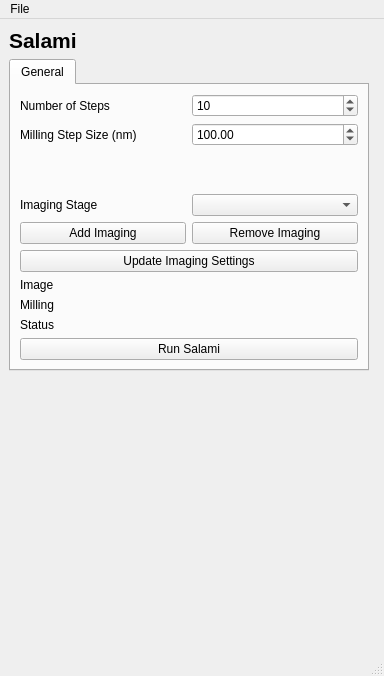
First picture: the form in salami/ui/qt/SalamiUI.ui, repository DeMarcoLab/salami, before the edit.
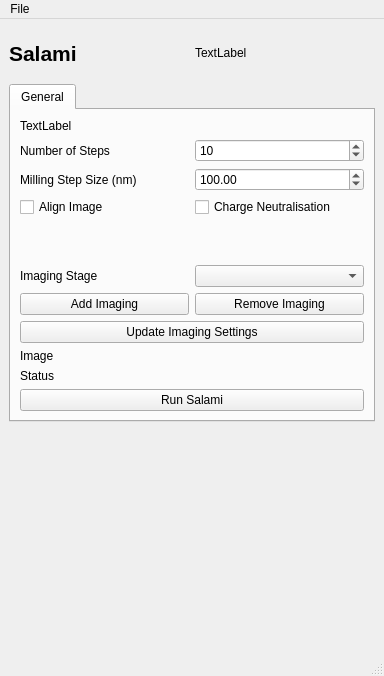
Second picture: the form after the edit.

```diff
--- a/salami/ui/qt/SalamiUI.ui
+++ b/salami/ui/qt/SalamiUI.ui
@@ -15,20 +15,14 @@
   </property>
   <widget class="QWidget" name="centralwidget">
    <layout class="QGridLayout" name="gridLayout">
-    <item row="8" column="0">
-     <spacer name="verticalSpacer">
-      <property name="orientation">
-       <enum>Qt::Vertical</enum>
+    <item row="2" column="0">
+     <widget class="QLabel" name="label_instructions">
+      <property name="text">
+       <string/>
       </property>
-      <property name="sizeHint" stdset="0">
-       <size>
-        <width>20</width>
-        <height>40</height>
-       </size>
-      </property>
-     </spacer>
+     </widget>
     </item>
-    <item row="0" column="0" colspan="2">
+    <item row="0" column="0">
      <widget class="QLabel" name="label_title">
       <property name="font">
        <font>
@@ -42,7 +36,20 @@
       </property>
      </widget>
     </item>
-    <item row="1" column="0">
+    <item row="0" column="1">
+     <widget class="QLabel" name="label_logo">
+      <property name="minimumSize">
+       <size>
+        <width>50</width>
+        <height>50</height>
+       </size>
+      </property>
+      <property name="text">
+       <string>TextLabel</string>
+      </property>
+     </widget>
+    </item>
+    <item row="1" column="0" colspan="2">
      <widget class="QTabWidget" name="tabWidget">
       <property name="currentIndex">
        <number>0</number>
@@ -61,85 +68,14 @@
         <string>General</string>
        </attribute>
        <layout class="QGridLayout" name="gridLayout_2">
-        <item row="8" column="0" colspan="2">
-         <widget class="QLabel" name="label_ui_status">
-          <property name="text">
-           <string>Status</string>
-          </property>
-         </widget>
-        </item>
-        <item row="3" column="1">
-         <widget class="QComboBox" name="comboBox_imaging"/>
-        </item>
-        <item row="3" column="0">
-         <widget class="QLabel" name="label_imaging_header">
-          <property name="text">
-           <string>Imaging Stage</string>
-          </property>
-         </widget>
-        </item>
-        <item row="4" column="1">
-         <widget class="QPushButton" name="pushButton_remove_imaging">
-          <property name="text">
-           <string>Remove Imaging</string>
-          </property>
-         </widget>
-        </item>
-        <item row="1" column="1">
-         <widget class="QDoubleSpinBox" name="doubleSpinBox_milling_step_size">
-          <property name="maximum">
-           <double>5000.000000000000000</double>
-          </property>
-          <property name="singleStep">
-           <double>1.000000000000000</double>
-          </property>
-          <property name="value">
-           <double>100.000000000000000</double>
-          </property>
-         </widget>
-        </item>
-        <item row="7" column="0" colspan="2">
-         <widget class="QLabel" name="label_milling">
-          <property name="text">
-           <string>Milling</string>
-          </property>
-         </widget>
-        </item>
-        <item row="0" column="1">
-         <widget class="QSpinBox" name="spinBox_n_steps">
-          <property name="minimum">
-           <number>1</number>
-          </property>
-          <property name="maximum">
-           <number>10000</number>
-          </property>
-          <property name="value">
-           <number>10</number>
-          </property>
-         </widget>
-        </item>
-        <item row="0" column="0">
-         <widget class="QLabel" name="label_n_steps">
-          <property name="text">
-           <string>Number of Steps</string>
-          </property>
-         </widget>
-        </item>
-        <item row="4" column="0">
-         <widget class="QPushButton" name="pushButton_add_imaging">
-          <property name="text">
-           <string>Add Imaging</string>
-          </property>
-         </widget>
-        </item>
-        <item row="1" column="0">
+        <item row="2" column="0">
          <widget class="QLabel" name="label_milling_step_size">
           <property name="text">
            <string>Milling Step Size (nm)</string>
           </property>
          </widget>
         </item>
-        <item row="2" column="0" colspan="2">
+        <item row="4" column="0" colspan="2">
          <spacer name="verticalSpacer_2">
           <property name="orientation">
            <enum>Qt::Vertical</enum>
@@ -152,31 +88,129 @@
           </property>
          </spacer>
         </item>
-        <item row="6" column="0" colspan="2">
-         <widget class="QLabel" name="label_imaging">
+        <item row="5" column="0">
+         <widget class="QLabel" name="label_imaging_header">
           <property name="text">
-           <string>Image</string>
+           <string>Imaging Stage</string>
           </property>
          </widget>
         </item>
-        <item row="9" column="0" colspan="2">
+        <item row="6" column="1">
+         <widget class="QPushButton" name="pushButton_remove_imaging">
+          <property name="text">
+           <string>Remove Imaging</string>
+          </property>
+         </widget>
+        </item>
+        <item row="1" column="0">
+         <widget class="QLabel" name="label_n_steps">
+          <property name="text">
+           <string>Number of Steps</string>
+          </property>
+         </widget>
+        </item>
+        <item row="6" column="0">
+         <widget class="QPushButton" name="pushButton_add_imaging">
+          <property name="text">
+           <string>Add Imaging</string>
+          </property>
+         </widget>
+        </item>
+        <item row="11" column="0" colspan="2">
          <widget class="QPushButton" name="pushButton">
           <property name="text">
            <string>Run Salami</string>
           </property>
          </widget>
         </item>
-        <item row="5" column="0" colspan="2">
+        <item row="5" column="1">
+         <widget class="QComboBox" name="comboBox_imaging"/>
+        </item>
+        <item row="1" column="1">
+         <widget class="QSpinBox" name="spinBox_n_steps">
+          <property name="minimum">
+           <number>1</number>
+          </property>
+          <property name="maximum">
+           <number>10000</number>
+          </property>
+          <property name="value">
+           <number>10</number>
+          </property>
+         </widget>
+        </item>
+        <item row="2" column="1">
+         <widget class="QDoubleSpinBox" name="doubleSpinBox_milling_step_size">
+          <property name="maximum">
+           <double>5000.000000000000000</double>
+          </property>
+          <property name="singleStep">
+           <double>1.000000000000000</double>
+          </property>
+          <property name="value">
+           <double>100.000000000000000</double>
+          </property>
+         </widget>
+        </item>
+        <item row="7" column="0" colspan="2">
          <widget class="QPushButton" name="pushButton_update_imaging">
           <property name="text">
            <string>Update Imaging Settings</string>
           </property>
          </widget>
         </item>
+        <item row="0" column="0" colspan="2">
+         <widget class="QLabel" name="label_experiment">
+          <property name="text">
+           <string>TextLabel</string>
+          </property>
+         </widget>
+        </item>
+        <item row="10" column="0" colspan="2">
+         <widget class="QLabel" name="label_ui_status">
+          <property name="text">
+           <string>Status</string>
+          </property>
+         </widget>
+        </item>
+        <item row="8" column="0" colspan="2">
+         <widget class="QLabel" name="label_settings">
+          <property name="text">
+           <string>Image</string>
+          </property>
+         </widget>
+        </item>
+        <item row="3" column="0">
+         <widget class="QCheckBox" name="checkBox_align">
+          <property name="text">
+           <string>Align Image</string>
+          </property>
+         </widget>
+        </item>
+        <item row="3" column="1">
+         <widget class="QCheckBox" name="checkBox_neutralise">
+          <property name="text">
+           <string>Charge Neutralisation</string>
+          </property>
+         </widget>
+        </item>
        </layout>
       </widget>
      </widget>
     </item>
+    <item row="8" column="0" colspan="2">
+     <spacer name="verticalSpacer">
+      <property name="orientation">
+       <enum>Qt::Vertical</enum>
+      </property>
+      <property name="sizeHint" stdset="0">
+       <size>
+        <width>20</width>
+        <height>40</height>
+       </size>
+      </property>
+     </spacer>
+    </item>
    </layout>
   </widget>
   <widget class="QMenuBar" name="menubar">
```
